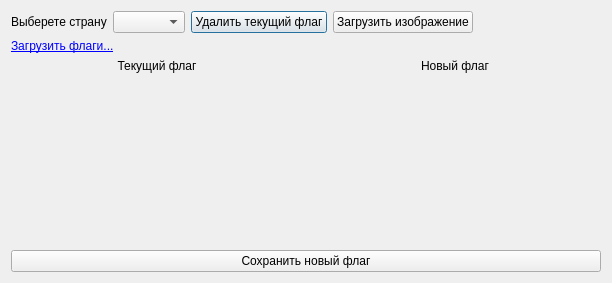
Above: TournamentManager/countryiconsdialog.ui from BarsukAlexey/xelarogi before the change. Below: the same form after it.
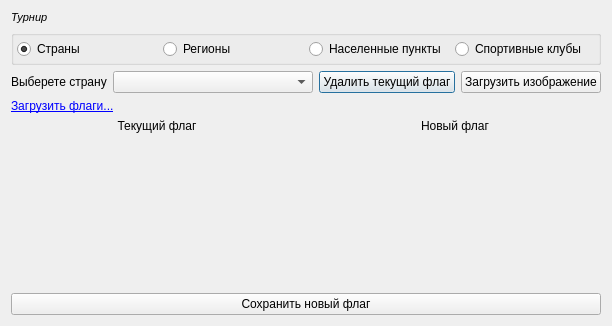
That is the form after the change.

Commit message: справочник с флагами стран ушел в небытиё. Теперь флаги настраиваются в панели управления турниром (только для текущего турнира). Флаги для стран, регионов, населенных пунктов и клубов

```diff
--- a/TournamentManager/countryiconsdialog.ui
+++ b/TournamentManager/countryiconsdialog.ui
@@ -7,14 +7,84 @@
     <x>0</x>
     <y>0</y>
     <width>612</width>
-    <height>283</height>
+    <height>326</height>
    </rect>
   </property>
   <property name="windowTitle">
    <string>Выбор иконок для стран</string>
   </property>
+  <layout class="QGridLayout" name="gridLayout_2">
+   <item row="0" column="0">
+    <layout class="QVBoxLayout" name="verticalLayout_3">
+     <item>
+      <widget class="QLabel" name="tournamentL">
+       <property name="font">
+        <font>
+         <pointsize>8</pointsize>
+         <italic>true</italic>
+        </font>
+       </property>
+       <property name="text">
+        <string>Турнир</string>
+       </property>
+      </widget>
+     </item>
+     <item>
+      <widget class="QGroupBox" name="groupBox">
+       <property name="title">
+        <string/>
+       </property>
+       <property name="flat">
+        <bool>false</bool>
+       </property>
   <layout class="QGridLayout" name="gridLayout">
+        <property name="leftMargin">
+         <number>3</number>
+        </property>
+        <property name="topMargin">
+         <number>3</number>
+        </property>
+        <property name="rightMargin">
+         <number>3</number>
+        </property>
+        <property name="bottomMargin">
+         <number>3</number>
+        </property>
    <item row="0" column="0">
+         <widget class="QRadioButton" name="countryRB">
+          <property name="text">
+           <string>Страны</string>
+          </property>
+          <property name="checked">
+           <bool>true</bool>
+          </property>
+         </widget>
+        </item>
+        <item row="0" column="1">
+         <widget class="QRadioButton" name="regionRB">
+          <property name="text">
+           <string>Регионы</string>
+          </property>
+         </widget>
+        </item>
+        <item row="0" column="2">
+         <widget class="QRadioButton" name="regionUnitRB">
+          <property name="text">
+           <string>Населенные пункты</string>
+          </property>
+         </widget>
+        </item>
+        <item row="0" column="3">
+         <widget class="QRadioButton" name="clubRB">
+          <property name="text">
+           <string>Спортивные клубы</string>
+          </property>
+         </widget>
+        </item>
+       </layout>
+      </widget>
+     </item>
+     <item>
     <layout class="QHBoxLayout" name="horizontalLayout">
      <item>
       <widget class="QLabel" name="label">
@@ -24,7 +94,14 @@
       </widget>
      </item>
      <item>
-      <widget class="QComboBox" name="countryCB"/>
+        <widget class="QComboBox" name="entitiesCB">
+         <property name="minimumSize">
+          <size>
+           <width>200</width>
+           <height>0</height>
+          </size>
+         </property>
+        </widget>
      </item>
      <item>
       <widget class="QPushButton" name="pushButtonDelete">
@@ -55,6 +132,15 @@
      </item>
     </layout>
    </item>
+    </layout>
+   </item>
+   <item row="1" column="0">
+    <widget class="QLabel" name="labelLink">
+     <property name="text">
+      <string>&lt;a href=&quot;1&quot;&gt;Загрузить флаги...&lt;/a&gt;</string>
+     </property>
+    </widget>
+   </item>
    <item row="2" column="0">
     <layout class="QHBoxLayout" name="horizontalLayout_2">
      <item>
@@ -141,13 +227,6 @@
      </property>
     </widget>
    </item>
-   <item row="1" column="0">
-    <widget class="QLabel" name="labelLink">
-     <property name="text">
-      <string>&lt;a href=&quot;1&quot;&gt;Загрузить флаги...&lt;/a&gt;</string>
-     </property>
-    </widget>
-   </item>
   </layout>
  </widget>
  <resources/>
```
Left out of the diff: 2 changed lines with no effect on the pictures. Lines whose indentation alone changed are shown as unchanged. The commit also changes 8 other files.
